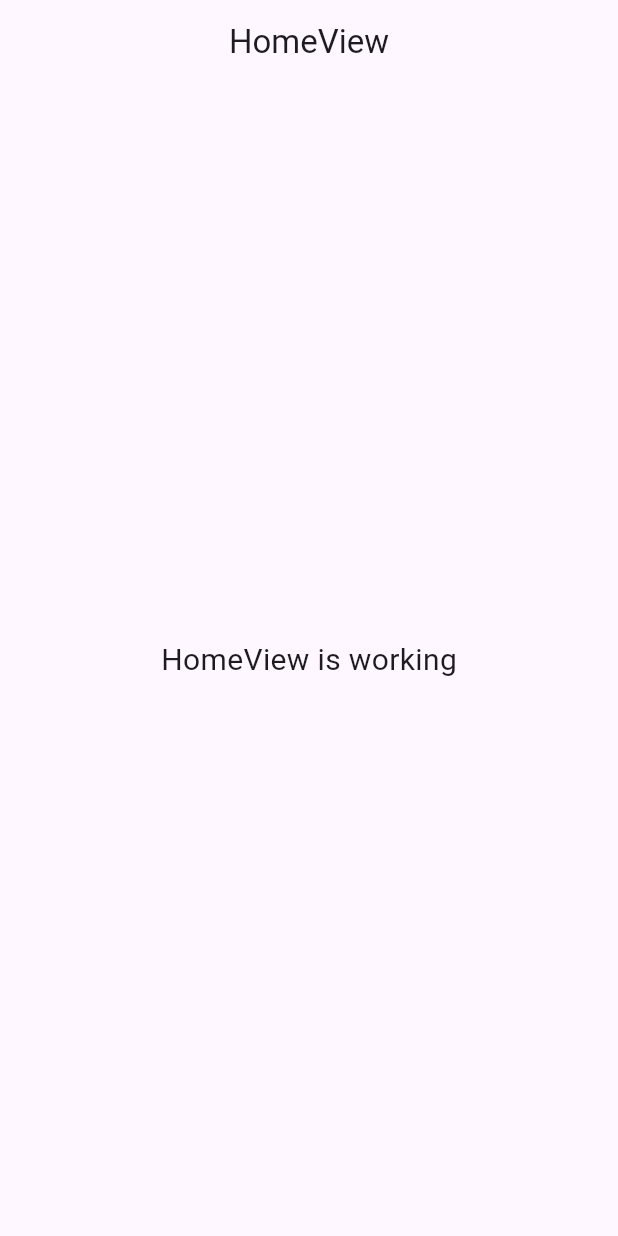
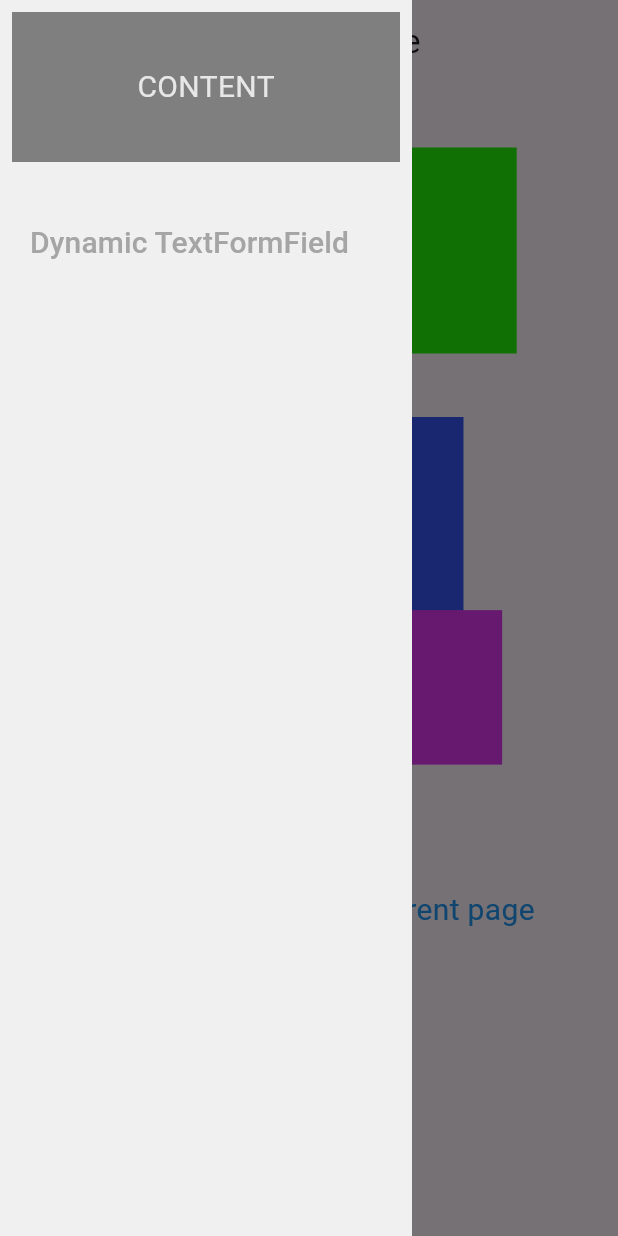
Before and after one commit to bikashpaulbp/flutter_practice, a Flutter app: the screen it shows after launch, with the side drawer open (before the commit the screen has no drawer), on a phone screen of 412 x 824 dp. Run offline on Flutter 3.47's test engine with Material 3 defaults, Android fonts, the phone set to English and light mode, and no system bars; our stand-ins replace get.

Commit message:
stack, positioned, mediaquery

```diff
--- /dev/null
+++ b/lib/app/modules/dynamic_textFormField/bindings/dynamic_text_form_field_binding.dart
@@ -0,0 +1,12 @@
+import 'package:get/get.dart';
+
+import '../controllers/dynamic_text_form_field_controller.dart';
+
+class DynamicTextFormFieldBinding extends Bindings {
+  @override
+  void dependencies() {
+    Get.lazyPut<DynamicTextFormFieldController>(
+      () => DynamicTextFormFieldController(),
+    );
+  }
+}
--- /dev/null
+++ b/lib/app/modules/dynamic_textFormField/controllers/dynamic_text_form_field_controller.dart
@@ -0,0 +1,23 @@
+import 'package:get/get.dart';
+
+class DynamicTextFormFieldController extends GetxController {
+  //TODO: Implement DynamicTextFormFieldController
+
+  final count = 0.obs;
+  @override
+  void onInit() {
+    super.onInit();
+  }
+
+  @override
+  void onReady() {
+    super.onReady();
+  }
+
+  @override
+  void onClose() {
+    super.onClose();
+  }
+
+  void increment() => count.value++;
+}
--- /dev/null
+++ b/lib/app/modules/dynamic_textFormField/views/dynamic_text_form_field_view.dart
@@ -0,0 +1,24 @@
+import 'package:flutter/material.dart';
+
+import 'package:get/get.dart';
+
+import '../controllers/dynamic_text_form_field_controller.dart';
+
+class DynamicTextFormFieldView extends GetView<DynamicTextFormFieldController> {
+  const DynamicTextFormFieldView({Key? key}) : super(key: key);
+  @override
+  Widget build(BuildContext context) {
+    return Scaffold(
+      appBar: AppBar(
+        title: const Text('DynamicTextFormFieldView'),
+        centerTitle: true,
+      ),
+      body: const Center(
+        child: Text(
+          'DynamicTextFormFieldView is working',
+          style: TextStyle(fontSize: 20),
+        ),
+      ),
+    );
+  }
+}
--- a/lib/app/modules/home/views/home_view.dart
+++ b/lib/app/modules/home/views/home_view.dart
@@ -1,4 +1,5 @@
 import 'package:flutter/material.dart';
+import 'package:flutter_practice/app/routes/app_pages.dart';
 
 import 'package:get/get.dart';
 
@@ -9,16 +10,116 @@ class HomeView extends GetView<HomeController> {
   @override
   Widget build(BuildContext context) {
     return Scaffold(
-      appBar: AppBar(
-        title: const Text('HomeView'),
-        centerTitle: true,
-      ),
-      body: const Center(
-        child: Text(
-          'HomeView is working',
-          style: TextStyle(fontSize: 20),
+        drawer: SafeArea(
+          child: Container(
+            height: MediaQuery.of(context).size.height,
+            width: MediaQuery.of(context).size.width / 1.5,
+            color: Color.fromARGB(255, 240, 240, 240),
+            child: Padding(
+              padding: const EdgeInsets.all(8.0),
+              child: Column(
+                mainAxisAlignment: MainAxisAlignment.start,
+                crossAxisAlignment: CrossAxisAlignment.start,
+                children: [
+                  Container(
+                    height: 100,
+                    width: MediaQuery.of(context).size.width / 1.5,
+                    color: const Color.fromARGB(255, 127, 127, 127),
+                    child: Center(
+                      child: Text(
+                        "CONTENT",
+                        style: TextStyle(
+                            color: Color.fromARGB(255, 231, 231, 231),
+                            fontSize: 20),
+                      ),
+                    ),
+                  ),
+                  SizedBox(
+                    height: 30,
+                  ),
+                  TextButton(
+                      onPressed: () {
+                        Get.toNamed(Routes.DYNAMIC_TEXT_FORM_FIELD);
+                        Get.back();
+                      },
+                      child: Text(
+                        "Dynamic TextFormField",
+                        style: TextStyle(
+                            color: Color.fromARGB(255, 165, 165, 165),
+                            fontSize: 20),
+                      ))
+                ],
+              ),
+            ),
+          ),
         ),
-      ),
-    );
+        appBar: AppBar(
+          title: const Text('Flutter Practice'),
+          centerTitle: true,
+        ),
+        body: Padding(
+          padding: const EdgeInsets.all(8.0),
+          child: Column(
+            mainAxisAlignment: MainAxisAlignment.start,
+            children: [
+              Row(
+                children: [
+                  Container(
+                    height: MediaQuery.of(context).size.height / 4,
+                    width: MediaQuery.of(context).size.width / 2,
+                    color: Colors.red,
+                  ),
+                  SizedBox(
+                    width: MediaQuery.of(context).size.width / 15,
+                  ),
+                  Container(
+                    height: MediaQuery.of(context).size.height / 6,
+                    width: MediaQuery.of(context).size.width / 4,
+                    color: Color.fromARGB(255, 38, 245, 6),
+                  ),
+                ],
+              ),
+              Padding(
+                padding: const EdgeInsets.all(8.0),
+                child: Center(
+                  child: Stack(
+                    clipBehavior: Clip.none,
+                    alignment: Alignment(1.5, 1.5),
+                    children: [
+                      Container(
+                        height: MediaQuery.of(context).size.height / 4,
+                        width: MediaQuery.of(context).size.width / 2,
+                        color: const Color.fromARGB(255, 54, 86, 244),
+                      ),
+                      Container(
+                        height: MediaQuery.of(context).size.height / 8,
+                        width: MediaQuery.of(context).size.width / 4,
+                        color: Color.fromARGB(255, 225, 54, 244),
+                      ),
+                      Positioned(
+                        bottom: 40,
+                        left: -40,
+                        child: Container(
+                          height: MediaQuery.of(context).size.height / 8,
+                          width: MediaQuery.of(context).size.width / 4,
+                          child: CircleAvatar(
+                            backgroundColor: Colors.amber,
+                          ),
+                        ),
+                      )
+                    ],
+                  ),
+                ),
+              ),
+              Padding(
+                padding: const EdgeInsets.only(top: 100),
+                child: Text(
+                  "Practice code with different page",
+                  style: TextStyle(color: Colors.blue, fontSize: 20),
+                ),
+              )
+            ],
+          ),
+        ));
   }
 }
--- a/lib/app/routes/app_pages.dart
+++ b/lib/app/routes/app_pages.dart
@@ -1,5 +1,7 @@
 import 'package:get/get.dart';
 
+import '../modules/dynamic_textFormField/bindings/dynamic_text_form_field_binding.dart';
+import '../modules/dynamic_textFormField/views/dynamic_text_form_field_view.dart';
 import '../modules/home/bindings/home_binding.dart';
 import '../modules/home/views/home_view.dart';
 
@@ -16,5 +18,10 @@ class AppPages {
       page: () => const HomeView(),
       binding: HomeBinding(),
     ),
+    GetPage(
+      name: _Paths.DYNAMIC_TEXT_FORM_FIELD,
+      page: () => const DynamicTextFormFieldView(),
+      binding: DynamicTextFormFieldBinding(),
+    ),
   ];
 }
--- a/lib/app/routes/app_routes.dart
+++ b/lib/app/routes/app_routes.dart
@@ -4,9 +4,11 @@ part of 'app_pages.dart';
 abstract class Routes {
   Routes._();
   static const HOME = _Paths.HOME;
+  static const DYNAMIC_TEXT_FORM_FIELD = _Paths.DYNAMIC_TEXT_FORM_FIELD;
 }
 
 abstract class _Paths {
   _Paths._();
   static const HOME = '/home';
+  static const DYNAMIC_TEXT_FORM_FIELD = '/dynamic-text-form-field';
 }
--- a/lib/main.dart
+++ b/lib/main.dart
@@ -7,6 +7,7 @@ import 'app/routes/app_pages.dart';
 void main() {
   runApp(
     GetMaterialApp(
+      debugShowCheckedModeBanner: false,
       title: "Application",
       initialRoute: AppPages.INITIAL,
       getPages: AppPages.routes,
```
